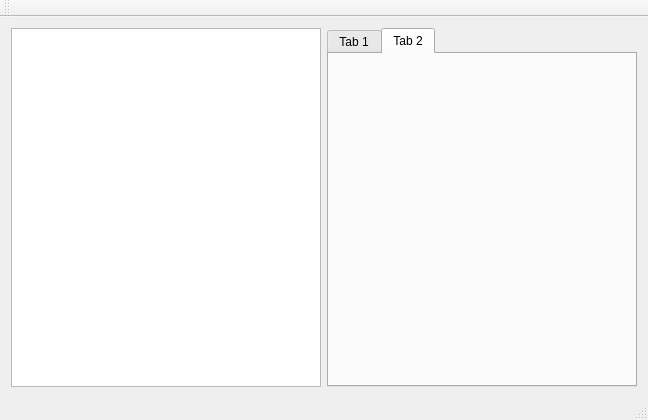
Old version of the form SQLiteExplorer/mainwindow.ui in the repository hawkchch/SQLiteExplorer.
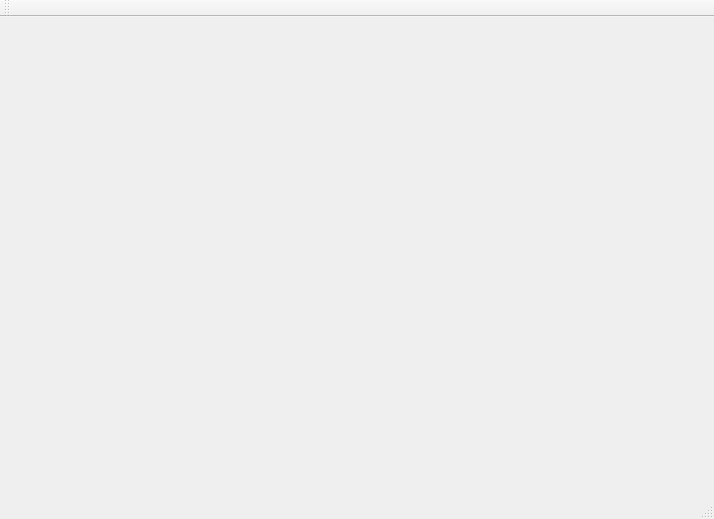
New version of the form. The open tabs and pages were chosen to show the change.

Diff of the .ui file:
```diff
--- a/SQLiteExplorer/mainwindow.ui
+++ b/SQLiteExplorer/mainwindow.ui
@@ -6,48 +6,15 @@
    <rect>
     <x>0</x>
     <y>0</y>
-    <width>648</width>
-    <height>420</height>
+    <width>714</width>
+    <height>519</height>
    </rect>
   </property>
   <property name="windowTitle">
    <string>MainWindow</string>
   </property>
   <widget class="QWidget" name="centralWidget">
-   <layout class="QHBoxLayout" name="horizontalLayout">
-    <item>
-     <widget class="QTreeView" name="treeView"/>
-    </item>
-    <item>
-     <widget class="QTabWidget" name="tabWidget">
-      <property name="currentIndex">
-       <number>0</number>
-      </property>
-      <widget class="QWidget" name="tab">
-       <attribute name="title">
-        <string>Tab 1</string>
-       </attribute>
-      </widget>
-      <widget class="QWidget" name="tab_2">
-       <property name="minimumSize">
-        <size>
-         <width>200</width>
-         <height>0</height>
-        </size>
-       </property>
-       <property name="maximumSize">
-        <size>
-         <width>400</width>
-         <height>16777215</height>
-        </size>
-       </property>
-       <attribute name="title">
-        <string>Tab 2</string>
-       </attribute>
-      </widget>
-     </widget>
-    </item>
-   </layout>
+   <layout class="QHBoxLayout" name="horizontalLayout_2"/>
   </widget>
   <widget class="QMenuBar" name="menuBar">
    <property name="geometry">
```
Left out of the diff: 2 changed lines with no effect on the pictures.
